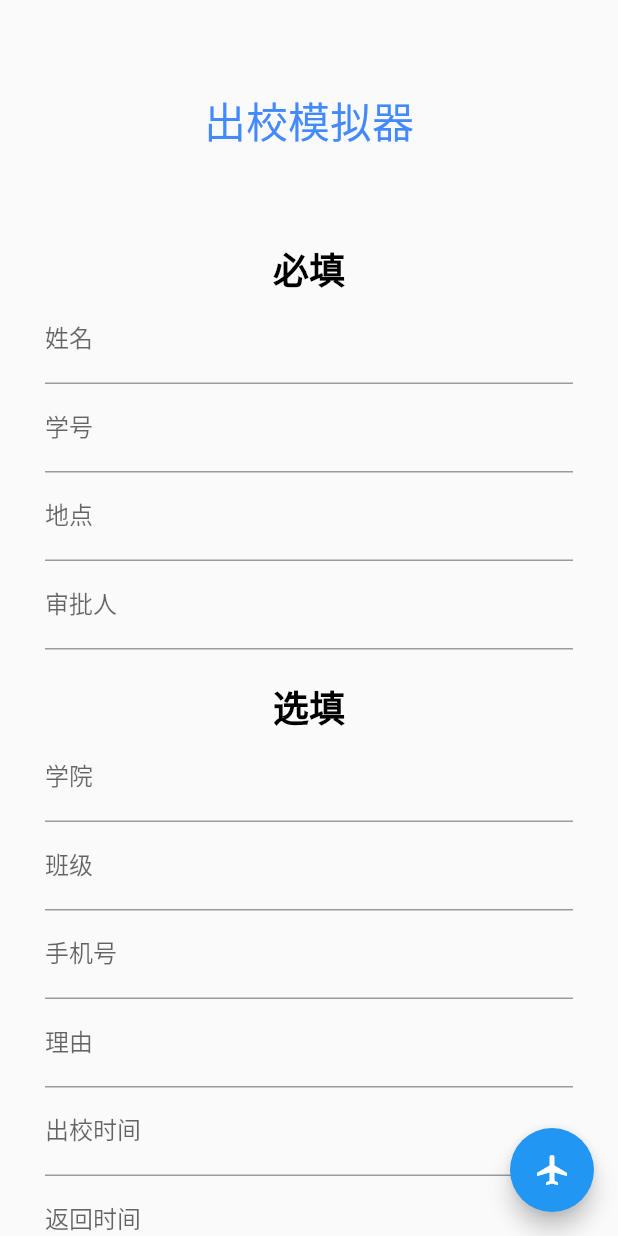
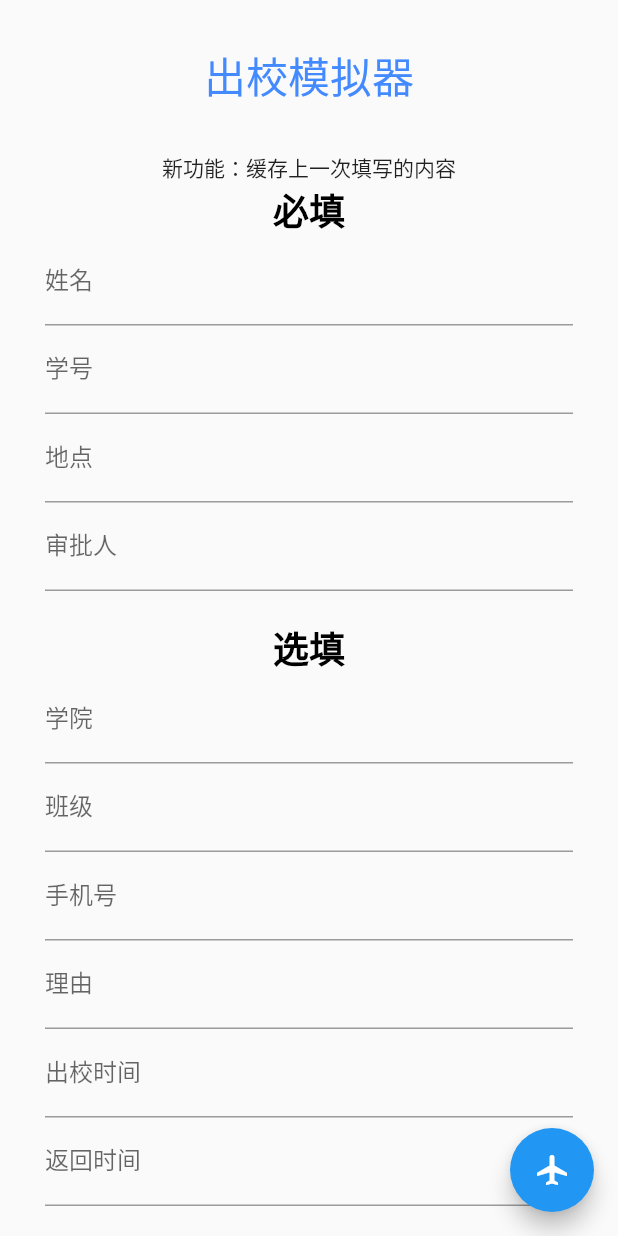
Before and after one commit to BB-fat/GoOutSimulator, a Flutter app: the screen it shows after launch, on a phone screen of 412 x 824 dp. Run offline on Flutter 3.47's test engine with Material 2 defaults, Android fonts, the phone set to English and light mode, and no system bars; our stand-ins replace hive, hive_flutter; accounts and stored records are empty.

Commit message:
增加缓存功能

```diff
--- a/front-end/lib/main.dart
+++ b/front-end/lib/main.dart
@@ -1,7 +1,9 @@
 import 'package:flutter/material.dart';
 import 'package:go_out_simulator/page/form.dart';
+import 'package:go_out_simulator/page/logic/hive_helper.dart';
 
-void main() {
+Future main() async {
+  await HiveHelper.instance.initHive();
   runApp(MyApp());
 }
 
--- a/front-end/lib/page/content/processing_form/form.dart
+++ b/front-end/lib/page/content/processing_form/form.dart
@@ -5,7 +5,7 @@ import 'subsequent_processing.dart';
 import 'teacher_card.dart';
 
 class ProcessingForm extends StatefulWidget {
-  final Map<String, String> data;
+  final Map<String, dynamic> data;
   final Function previewForm;
   ProcessingForm({this.data, this.previewForm});
   @override
--- a/front-end/lib/page/content/view_process.dart
+++ b/front-end/lib/page/content/view_process.dart
@@ -1,7 +1,7 @@
 import 'package:flutter/material.dart';
 
 class ViewProcess extends StatelessWidget {
-  final Map<String, String> data;
+  final Map<String, dynamic> data;
 
   ViewProcess(this.data);
 
--- a/front-end/lib/page/form.dart
+++ b/front-end/lib/page/form.dart
@@ -1,4 +1,7 @@
+import 'dart:convert';
+
 import 'package:flutter/material.dart';
+import 'package:go_out_simulator/page/logic/hive_helper.dart';
 import 'package:go_out_simulator/page/result.dart';
 import 'dart:math';
 
@@ -15,9 +18,15 @@ class _PageFormState extends State<PageForm> {
   final TextStyle titleTextStyle =
       TextStyle(fontSize: 24, color: Colors.black, fontWeight: FontWeight.bold);
 
-  Map<String, String> data = {};
+  Map<String, dynamic> data;
+
+  String get _kDataCache => "DataCache";
+
   @override
   void initState() {
+    data = HiveHelper.instance.defaultBox.get(_kDataCache) == null
+        ? {}
+        : jsonDecode(HiveHelper.instance.defaultBox.get(_kDataCache));
     data["approve_time"] = "$approveTime";
     super.initState();
   }
@@ -38,31 +47,36 @@ class _PageFormState extends State<PageForm> {
                     "出校模拟器",
                     style: TextStyle(color: Colors.blueAccent, fontSize: 28),
                   ),
-                  margin: EdgeInsets.symmetric(vertical: 60),
+                  margin: EdgeInsets.symmetric(vertical: 30),
                 ),
+                Text("新功能：缓存上一次填写的内容"),
                 Text(
                   "必填",
                   style: titleTextStyle,
                 ),
                 TextFormField(
+                  initialValue: data["name"],
                   onSaved: (v) {
                     data["name"] = v;
                   },
                   decoration: InputDecoration(labelText: "姓名"),
                 ),
                 TextFormField(
+                  initialValue: data["sno"],
                   onSaved: (v) {
                     data["sno"] = v;
                   },
                   decoration: InputDecoration(labelText: "学号"),
                 ),
                 TextFormField(
+                  initialValue: data["place"],
                   onSaved: (v) {
                     data["place"] = v;
                   },
                   decoration: InputDecoration(labelText: "地点"),
                 ),
                 TextFormField(
+                  initialValue: data["teacher"],
                   onSaved: (v) {
                     data["teacher"] = v;
                   },
@@ -76,6 +90,7 @@ class _PageFormState extends State<PageForm> {
                   style: titleTextStyle,
                 ),
                 TextFormField(
+                  initialValue: data["college"],
                   onSaved: (v) {
                     if (v.length == 0) {
                       data["college"] = "信息学院";
@@ -86,6 +101,7 @@ class _PageFormState extends State<PageForm> {
                   decoration: InputDecoration(labelText: "学院"),
                 ),
                 TextFormField(
+                  initialValue: data["class"],
                   onSaved: (v) {
                     if (v.length == 0) {
                       data["class"] = "电信16-1";
@@ -96,6 +112,7 @@ class _PageFormState extends State<PageForm> {
                   decoration: InputDecoration(labelText: "班级"),
                 ),
                 TextFormField(
+                  initialValue: data["phone"],
                   onSaved: (v) {
                     if (v.length == 0) {
                       data["phone"] = "13819394856";
@@ -106,6 +123,7 @@ class _PageFormState extends State<PageForm> {
                   decoration: InputDecoration(labelText: "手机号"),
                 ),
                 TextFormField(
+                  initialValue: data["reason"],
                   onSaved: (v) {
                     if (v.length == 0) {
                       data["reason"] = "办事";
@@ -119,7 +137,7 @@ class _PageFormState extends State<PageForm> {
                   onSaved: (v) {
                     if (v.length == 0) {
                       data["out_time"] =
-                          "${nowDate.year}-${nowDate.month}-${nowDate.day} 06:00";
+                          "${nowDate.year}-${nowDate.month}-${nowDate.day} ${nowDate.hour}:00";
                     } else {
                       data["out_time"] = v;
                     }
@@ -138,6 +156,7 @@ class _PageFormState extends State<PageForm> {
                   decoration: InputDecoration(labelText: "返回时间"),
                 ),
                 TextFormField(
+                  initialValue: data["remark"],
                   onSaved: (v) {
                     if (v.length == 0) {
                       data["remark"] = "无";
@@ -157,6 +176,7 @@ class _PageFormState extends State<PageForm> {
         onPressed: () {
           var form = formKey.currentState;
           form.save();
+          HiveHelper.instance.defaultBox.put(_kDataCache, jsonEncode(data));
           Navigator.push(context,
               MaterialPageRoute(builder: (context) => PageResult(data)));
         },
--- /dev/null
+++ b/front-end/lib/page/logic/hive_helper.dart
@@ -0,0 +1,23 @@
+import 'package:hive/hive.dart';
+import 'package:hive_flutter/hive_flutter.dart';
+
+class HiveHelper {
+  static HiveHelper _instance;
+  static HiveHelper get instance {
+    if (_instance == null) {
+      _instance = HiveHelper._init();
+    }
+    return _instance;
+  }
+
+  HiveHelper._init();
+
+  Future initHive() async {
+    await Hive.initFlutter();
+    _defaultBox = await Hive.openBox("Default");
+  }
+
+  Box _defaultBox;
+
+  Box get defaultBox => _defaultBox;
+}
--- a/front-end/lib/page/result.dart
+++ b/front-end/lib/page/result.dart
@@ -5,7 +5,7 @@ import 'content/processing_form/form.dart';
 import 'content/view_process.dart';
 
 class PageResult extends StatefulWidget {
-  final Map<String, String> data;
+  final Map<String, dynamic> data;
 
   PageResult(this.data);
 
--- a/front-end/pubspec.yaml
+++ b/front-end/pubspec.yaml
@@ -23,6 +23,8 @@ environment:
 dependencies:
   flutter:
     sdk: flutter
+  hive: ^2.0.2
+  hive_flutter: ^1.0.0
 
 
   # The following adds the Cupertino Icons font to your application.
```
Also changed, not shown: front-end/pubspec.lock, 11 other files.
